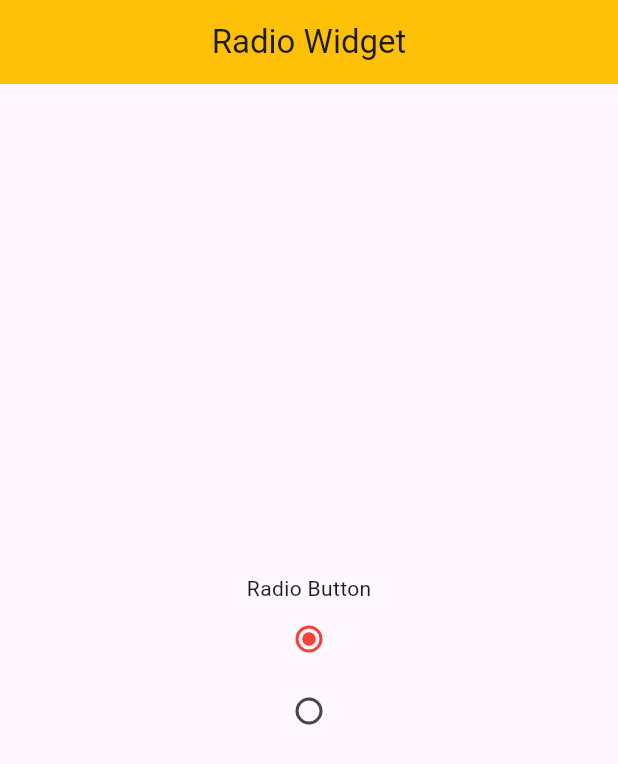
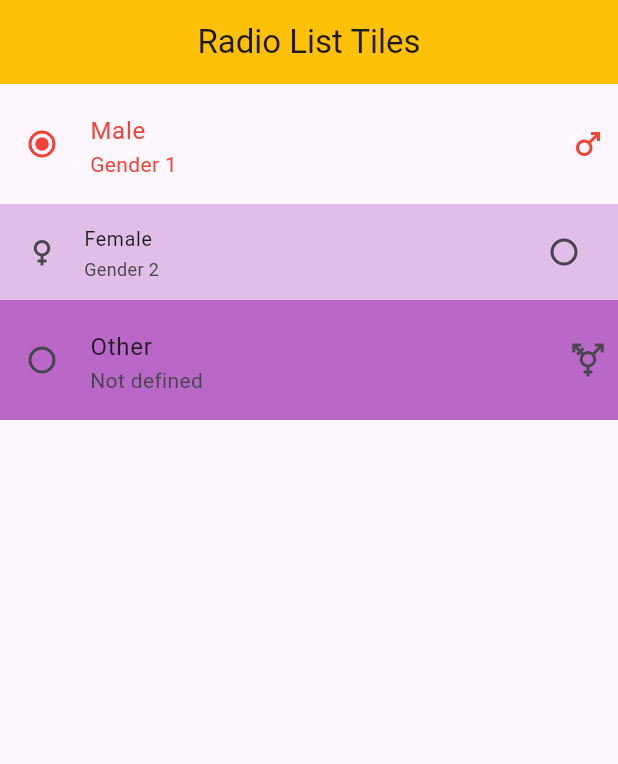
Before and after one commit to Ajkaushik9045/flutter_basics, a Flutter app: the screen it shows after launch, on a phone screen of 412 x 824 dp. Shown: the top 764 px of the screen. Run offline on Flutter 3.47's test engine with Material 3 defaults, Android fonts, the phone set to English and light mode, and no system bars; our stand-ins replace cached_network_image, device_preview.

Commit message:
Radio Tiles

```diff
--- /dev/null
+++ b/lib/Flutter_Widgets/Input_Widgets/radio_list_tiles.dart
@@ -0,0 +1,97 @@
+import 'package:flutter/material.dart';
+
+class RadioListTiles extends StatefulWidget {
+  const RadioListTiles({super.key});
+
+  @override
+  State<RadioListTiles> createState() => _RadioListTilesState();
+}
+
+class _RadioListTilesState extends State<RadioListTiles> {
+  String _selectedValue = "Male"; // Holds the currently selected value.
+
+  @override
+  Widget build(BuildContext context) {
+    return Scaffold(
+      appBar: AppBar(
+        title: const Text("Radio List Tiles"),
+        centerTitle: true,
+        backgroundColor: Colors.amber, // Sets the background color of the AppBar.
+      ),
+      body: Column(
+        children: [
+          // First RadioListTile for "Male"
+          RadioListTile(
+            title: const Text("Male"), // Main label text.
+            subtitle: const Text("Gender 1"), // Additional text below the title.
+            secondary: const Icon(Icons.male), // Icon displayed on the trailing edge.
+            tileColor: Colors.purple.shade300, // Background color of the tile.
+            value: "Male", // The value associated with this tile.
+            groupValue: _selectedValue, // The value of the selected tile in the group.
+            onChanged: (value) {
+              setState(() {
+                _selectedValue = value.toString(); // Update the selected value.
+              });
+            },
+            dense: false, // If true, reduces the height of the tile.
+            activeColor: Colors.red, // Color when the radio is selected.
+            hoverColor: Colors.blue, // Color when the tile is hovered.
+            selected: _selectedValue == "Male", // If true, the tile will be styled as selected.
+            controlAffinity: ListTileControlAffinity.leading, // Positions the radio button on the leading edge.
+            autofocus: false, // If true, this widget will be selected on startup.
+            contentPadding: const EdgeInsets.all(8), // Padding around the content inside the tile
+            visualDensity: VisualDensity.compact, // Adjusts the visual density of the tile.
+          ),
+
+          // Second RadioListTile for "Female"
+          RadioListTile(
+            title: const Text("Female"),
+            subtitle: const Text("Gender 2"),
+            secondary: const Icon(Icons.female),
+            tileColor: Colors.purple.shade100,
+            value: "Female",
+            groupValue: _selectedValue,
+            onChanged: (value) {
+              setState(() {
+                _selectedValue = value.toString();
+              });
+            },
+            dense: true, // Makes the tile more compact.
+            activeColor: Colors.red,
+            hoverColor: Colors.blue,
+            selected: _selectedValue == "Female",
+            controlAffinity: ListTileControlAffinity.trailing, // Places the radio button on the trailing edge.
+            autofocus: false,
+            contentPadding: const EdgeInsets.symmetric(horizontal: 16.0), // Padding specific to horizontal edges.
+
+            visualDensity: VisualDensity.standard, // Standard visual density.
+          ),
+
+          // Third RadioListTile for "Other"
+          RadioListTile(
+            title: const Text("Other"),
+            subtitle: const Text("Not defined"),
+            secondary: const Icon(Icons.transgender),
+            tileColor: Colors.purple.shade300,
+            value: "Other",
+            groupValue: _selectedValue,
+            onChanged: (value) {
+              setState(() {
+                _selectedValue = value.toString();
+              });
+            },
+            dense: false,
+            activeColor: Colors.red,
+            hoverColor: Colors.blue,
+            selected: _selectedValue == "Other",
+            controlAffinity: ListTileControlAffinity.leading,
+            autofocus: false,
+            contentPadding: const EdgeInsets.all(8),
+
+            visualDensity: VisualDensity.compact,
+          ),
+        ],
+      ),
+    );
+  }
+}
--- a/lib/main.dart
+++ b/lib/main.dart
@@ -15,6 +15,7 @@ import 'package:flutter_basics/Flutter_Widgets/Basic_Widgets/padding_align_cente
 import 'package:flutter_basics/Flutter_Widgets/Basic_Widgets/row_widget.dart';
 import 'package:flutter_basics/Flutter_Widgets/Basic_Widgets/text_widget.dart';
 import 'package:flutter_basics/Flutter_Widgets/Input_Widgets/checkBox_widget.dart';
+import 'package:flutter_basics/Flutter_Widgets/Input_Widgets/radio_list_tiles.dart';
 import 'package:flutter_basics/Flutter_Widgets/Input_Widgets/radio_widget.dart';
 import 'package:flutter_basics/Flutter_Widgets/Input_Widgets/textfield_widget.dart';
 import 'package:flutter_basics/Flutter_Widgets/Layout_Widgets/expanded_widget.dart';
@@ -45,7 +46,7 @@ class MyApp extends StatelessWidget {
   Widget build(BuildContext context) {
     return const MaterialApp(
       debugShowCheckedModeBanner: false,
-      home: RadioWidget(),
+      home: RadioListTiles(),
     );
   }
 }
```
